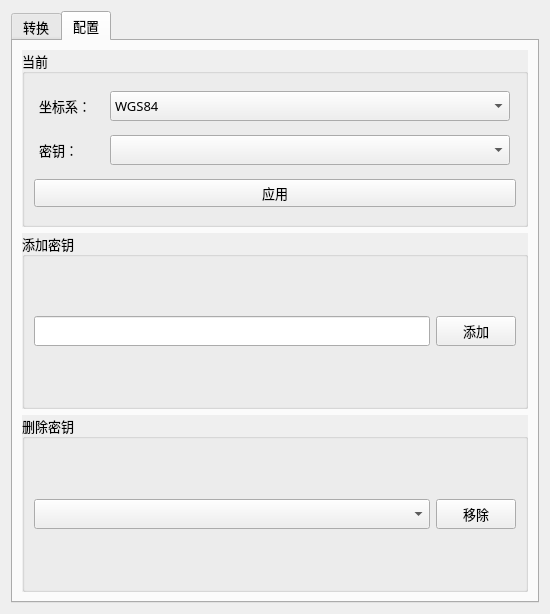
Qt form GeocodeCN_dialog_base.ui (WShihan/GeocodeCN) before a commit.
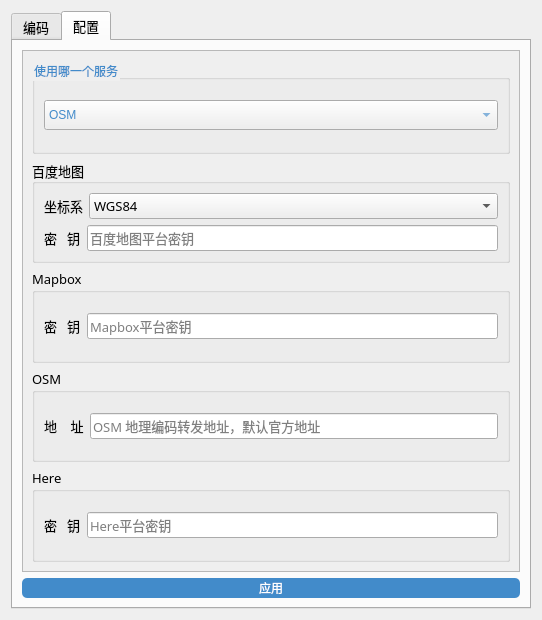
The same form after that commit. The open tabs and pages were chosen to show the change.

Commit message: feat 适配其他地图服务

The edit to the form file:
```diff
--- a/GeocodeCN_dialog_base.ui
+++ b/GeocodeCN_dialog_base.ui
@@ -9,13 +9,13 @@
    <rect>
     <x>0</x>
     <y>0</y>
-    <width>550</width>
-    <height>614</height>
+    <width>542</width>
+    <height>620</height>
    </rect>
   </property>
   <property name="minimumSize">
    <size>
-    <width>550</width>
+    <width>250</width>
     <height>550</height>
    </size>
   </property>
@@ -39,9 +39,9 @@
      </property>
      <widget class="QWidget" name="table_batch">
       <attribute name="title">
-       <string>转换</string>
+       <string>编码</string>
       </attribute>
-      <layout class="QVBoxLayout" name="verticalLayout_3">
+      <layout class="QVBoxLayout" name="verticalLayout_12">
        <item>
         <widget class="QGroupBox" name="gbBatch">
          <property name="autoFillBackground">
@@ -154,7 +154,64 @@
               </property>
               <property name="minimumSize">
                <size>
-                <width>180</width>
+                  <width>140</width>
+                  <height>25</height>
+                 </size>
+                </property>
+                <property name="font">
+                 <font>
+                  <family>.AppleSystemUIFont</family>
+                  <pointsize>12</pointsize>
+                 </font>
+                </property>
+               </widget>
+              </item>
+             </layout>
+            </item>
+            <item>
+             <layout class="QHBoxLayout" name="horizontalLayout_8">
+              <item>
+               <widget class="QLabel" name="lbl_encoding_2">
+                <property name="sizePolicy">
+                 <sizepolicy hsizetype="Maximum" vsizetype="Preferred">
+                  <horstretch>0</horstretch>
+                  <verstretch>0</verstretch>
+                 </sizepolicy>
+                </property>
+                <property name="minimumSize">
+                 <size>
+                  <width>30</width>
+                  <height>20</height>
+                 </size>
+                </property>
+                <property name="font">
+                 <font>
+                  <family>.AppleSystemUIFont</family>
+                  <pointsize>10</pointsize>
+                 </font>
+                </property>
+                <property name="toolTip">
+                 <string>用作地理编码的列</string>
+                </property>
+                <property name="text">
+                 <string>分割符</string>
+                </property>
+                <property name="alignment">
+                 <set>Qt::AlignCenter</set>
+                </property>
+               </widget>
+              </item>
+              <item>
+               <widget class="QComboBox" name="cb_delimiter">
+                <property name="minimumSize">
+                 <size>
+                  <width>60</width>
+                  <height>25</height>
+                 </size>
+                </property>
+                <property name="maximumSize">
+                 <size>
+                  <width>60</width>
                 <height>30</height>
                </size>
               </property>
@@ -164,8 +221,40 @@
                 <pointsize>12</pointsize>
                </font>
               </property>
-             </widget>
-            </item>
+                <property name="currentText">
+                 <string>,</string>
+                </property>
+                <item>
+                 <property name="text">
+                  <string>,</string>
+                 </property>
+                </item>
+                <item>
+                 <property name="text">
+                  <string>;</string>
+                 </property>
+                </item>
+                <item>
+                 <property name="text">
+                  <string>@</string>
+                 </property>
+                </item>
+                <item>
+                 <property name="text">
+                  <string>$</string>
+                 </property>
+                </item>
+                <item>
+                 <property name="text">
+                  <string>#</string>
+                 </property>
+                </item>
+               </widget>
+              </item>
+             </layout>
+            </item>
+            <item>
+             <layout class="QHBoxLayout" name="horizontalLayout_10">
             <item>
              <widget class="QLabel" name="lbl_encoding">
               <property name="sizePolicy">
@@ -476,57 +565,121 @@
       <attribute name="title">
        <string>配置</string>
       </attribute>
-      <layout class="QVBoxLayout" name="verticalLayout_5">
+      <layout class="QVBoxLayout" name="verticalLayout_10">
+       <item>
+        <widget class="QScrollArea" name="scrollArea">
+         <property name="widgetResizable">
+          <bool>true</bool>
+         </property>
+         <widget class="QWidget" name="scrollAreaWidgetContents">
+          <property name="geometry">
+           <rect>
+            <x>0</x>
+            <y>0</y>
+            <width>470</width>
+            <height>509</height>
+           </rect>
+          </property>
+          <layout class="QVBoxLayout" name="verticalLayout_3">
+           <item>
+            <widget class="QGroupBox" name="groupBox_6">
+             <property name="autoFillBackground">
+              <bool>true</bool>
+             </property>
+             <property name="styleSheet">
+              <string notr="true">color:#428bca</string>
+             </property>
+             <property name="title">
+              <string>使用哪一个服务</string>
+             </property>
+             <layout class="QVBoxLayout" name="verticalLayout_11">
+              <item>
+               <layout class="QHBoxLayout" name="horizontalLayout_9">
+                <item>
+                 <widget class="QComboBox" name="cb_service">
+                  <property name="sizePolicy">
+                   <sizepolicy hsizetype="Expanding" vsizetype="Fixed">
+                    <horstretch>0</horstretch>
+                    <verstretch>0</verstretch>
+                   </sizepolicy>
+                  </property>
+                  <property name="minimumSize">
+                   <size>
+                    <width>0</width>
+                    <height>20</height>
+                   </size>
+                  </property>
+                  <property name="maximumSize">
+                   <size>
+                    <width>16777215</width>
+                    <height>30</height>
+                   </size>
+                  </property>
+                  <property name="currentText">
+                   <string>OSM</string>
+                  </property>
+                  <item>
+                   <property name="text">
+                    <string>OSM</string>
+                   </property>
+                  </item>
+                  <item>
+                   <property name="text">
+                    <string>百度地图</string>
+                   </property>
+                  </item>
+                  <item>
+                   <property name="text">
+                    <string>Mapbox</string>
+                   </property>
+                  </item>
+                  <item>
+                   <property name="text">
+                    <string>Here</string>
+                   </property>
+                  </item>
+                 </widget>
+                </item>
+               </layout>
+              </item>
+             </layout>
+            </widget>
+           </item>
        <item>
         <widget class="QGroupBox" name="groupBox_2">
          <property name="autoFillBackground">
           <bool>true</bool>
          </property>
          <property name="title">
-          <string>当前</string>
+              <string>百度地图</string>
          </property>
          <layout class="QVBoxLayout" name="verticalLayout_6">
           <item>
            <layout class="QHBoxLayout" name="horizontalLayout_7">
             <item>
-             <widget class="QLabel" name="label_crs_config">
-              <property name="minimumSize">
-               <size>
-                <width>30</width>
-                <height>20</height>
-               </size>
-              </property>
-              <property name="maximumSize">
-               <size>
-                <width>60</width>
-                <height>40</height>
-               </size>
-              </property>
-              <property name="font">
-               <font>
-                <family>黑体</family>
-                <pointsize>10</pointsize>
-               </font>
-              </property>
-              <property name="toolTip">
-               <string>用作地理编码的列</string>
-              </property>
+                 <widget class="QLabel" name="label_6">
               <property name="text">
-               <string>坐标系：</string>
+                   <string>坐标系</string>
               </property>
              </widget>
             </item>
             <item>
              <widget class="QComboBox" name="cb_crs">
+                  <property name="sizePolicy">
+                   <sizepolicy hsizetype="Expanding" vsizetype="Fixed">
+                    <horstretch>0</horstretch>
+                    <verstretch>0</verstretch>
+                   </sizepolicy>
+                  </property>
               <property name="minimumSize">
                <size>
-                <width>120</width>
+                    <width>0</width>
                 <height>20</height>
                </size>
               </property>
               <property name="maximumSize">
                <size>
-                <width>400</width>
+                    <width>16777215</width>
                 <height>30</height>
                </size>
               </property>
@@ -552,110 +705,55 @@
           <item>
            <layout class="QHBoxLayout" name="horizontalLayout_6">
             <item>
-             <widget class="QLabel" name="label_ak_config">
-              <property name="minimumSize">
-               <size>
-                <width>30</width>
-                <height>20</height>
-               </size>
-              </property>
-              <property name="maximumSize">
-               <size>
-                <width>60</width>
-                <height>40</height>
-               </size>
-              </property>
-              <property name="font">
-               <font>
-                <family>黑体</family>
-                <pointsize>10</pointsize>
-               </font>
-              </property>
-              <property name="toolTip">
-               <string>用作地理编码的列</string>
-              </property>
+                 <widget class="QLabel" name="label_3">
               <property name="text">
-               <string>密钥：</string>
+                   <string>密   钥</string>
               </property>
              </widget>
             </item>
             <item>
-             <widget class="QComboBox" name="cb_ak">
+                 <widget class="QLineEdit" name="le_key_baidu">
               <property name="minimumSize">
                <size>
-                <width>80</width>
-                <height>20</height>
-               </size>
-              </property>
-              <property name="maximumSize">
-               <size>
-                <width>400</width>
-                <height>30</height>
-               </size>
+                    <width>0</width>
+                    <height>25</height>
+                   </size>
+                  </property>
+                  <property name="placeholderText">
+                   <string>百度地图平台密钥</string>
               </property>
              </widget>
             </item>
            </layout>
           </item>
-          <item>
-           <widget class="QPushButton" name="btn_apply">
-            <property name="sizePolicy">
-             <sizepolicy hsizetype="Preferred" vsizetype="Fixed">
-              <horstretch>0</horstretch>
-              <verstretch>0</verstretch>
-             </sizepolicy>
-            </property>
-            <property name="text">
-             <string>应用</string>
-            </property>
-           </widget>
-          </item>
          </layout>
         </widget>
        </item>
        <item>
-        <widget class="QGroupBox" name="gb_akMsg">
-         <property name="autoFillBackground">
-          <bool>true</bool>
-         </property>
+            <widget class="QGroupBox" name="gb_OSM">
          <property name="title">
-          <string>添加密钥</string>
-         </property>
-         <layout class="QHBoxLayout" name="horizontalLayout_9">
+              <string>Mapbox</string>
+             </property>
+             <layout class="QVBoxLayout" name="verticalLayout_5">
           <item>
-           <layout class="QHBoxLayout" name="horizontalLayout_8">
+               <layout class="QHBoxLayout" name="horizontalLayout">
             <item>
-             <widget class="QLineEdit" name="le_addAk">
-              <property name="sizePolicy">
-               <sizepolicy hsizetype="Preferred" vsizetype="Fixed">
-                <horstretch>0</horstretch>
-                <verstretch>0</verstretch>
-               </sizepolicy>
-              </property>
-              <property name="minimumSize">
-               <size>
-                <width>160</width>
-                <height>30</height>
-               </size>
-              </property>
-              <property name="maximumSize">
-               <size>
-                <width>600</width>
-                <height>30</height>
-               </size>
-              </property>
+                 <widget class="QLabel" name="label_2">
+                  <property name="text">
+                   <string>密   钥</string>
+                  </property>
              </widget>
             </item>
             <item>
-             <widget class="QPushButton" name="btn_addAk">
-              <property name="maximumSize">
+                 <widget class="QLineEdit" name="le_key_mapbox">
+                  <property name="minimumSize">
                <size>
-                <width>80</width>
-                <height>30</height>
-               </size>
-              </property>
-              <property name="text">
-               <string>添加</string>
+                    <width>0</width>
+                    <height>25</height>
+                   </size>
+                  </property>
+                  <property name="placeholderText">
+                   <string>Mapbox平台密钥</string>
               </property>
              </widget>
             </item>
@@ -665,48 +763,100 @@
         </widget>
        </item>
        <item>
-        <widget class="QGroupBox" name="gb_akMsg_2">
-         <property name="autoFillBackground">
-          <bool>true</bool>
-         </property>
+            <widget class="QGroupBox" name="groupBox_3">
          <property name="title">
-          <string>删除密钥</string>
-         </property>
+              <string>OSM</string>
+             </property>
+             <layout class="QVBoxLayout" name="verticalLayout_8">
+              <item>
          <layout class="QHBoxLayout" name="horizontalLayout_11">
           <item>
-           <layout class="QHBoxLayout" name="horizontalLayout_10">
+                 <widget class="QLabel" name="label_4">
+                  <property name="text">
+                   <string>地    址</string>
+                  </property>
+                 </widget>
+                </item>
             <item>
-             <widget class="QComboBox" name="cb_ak_mgr">
+                 <widget class="QLineEdit" name="le_proxy_osm">
               <property name="minimumSize">
                <size>
-                <width>160</width>
+                    <width>0</width>
+                    <height>25</height>
+                   </size>
+                  </property>
+                  <property name="toolTip">
+                   <string>可指定代理地址</string>
+                  </property>
+                  <property name="placeholderText">
+                   <string>OSM 地理编码转发地址，默认官方地址</string>
+                  </property>
+                 </widget>
+                </item>
+               </layout>
+              </item>
+             </layout>
+            </widget>
+           </item>
+           <item>
+            <widget class="QGroupBox" name="groupBox_4">
+             <property name="title">
+              <string>Here</string>
+             </property>
+             <layout class="QVBoxLayout" name="verticalLayout_9">
+              <item>
+               <layout class="QHBoxLayout" name="horizontalLayout_13">
+                <item>
+                 <widget class="QLabel" name="label_5">
+                  <property name="text">
+                   <string>密   钥</string>
+                  </property>
+                 </widget>
+                </item>
+                <item>
+                 <widget class="QLineEdit" name="le_key_here">
+                  <property name="minimumSize">
+                   <size>
+                    <width>0</width>
+                    <height>25</height>
+                   </size>
+                  </property>
+                  <property name="placeholderText">
+                   <string>Here平台密钥</string>
+                  </property>
+                 </widget>
+                </item>
+               </layout>
+              </item>
+             </layout>
+            </widget>
+           </item>
+          </layout>
+         </widget>
+        </widget>
+       </item>
+       <item>
+        <widget class="QPushButton" name="btn_apply">
+         <property name="sizePolicy">
+          <sizepolicy hsizetype="Preferred" vsizetype="Fixed">
+           <horstretch>0</horstretch>
+           <verstretch>0</verstretch>
+          </sizepolicy>
+         </property>
+         <property name="minimumSize">
+          <size>
+           <width>0</width>
                 <height>20</height>
                </size>
               </property>
-              <property name="maximumSize">
-               <size>
-                <width>600</width>
-                <height>30</height>
-               </size>
-              </property>
-             </widget>
-            </item>
-            <item>
-             <widget class="QPushButton" name="btn_removeAk">
-              <property name="maximumSize">
-               <size>
-                <width>80</width>
-                <height>30</height>
-               </size>
+         <property name="styleSheet">
+          <string notr="true">color: #fff;
+background:#428bca;
+border-radius: 5%;</string>
               </property>
               <property name="text">
-               <string>移除</string>
-              </property>
-             </widget>
-            </item>
-           </layout>
-          </item>
-         </layout>
+          <string>应用</string>
+         </property>
         </widget>
        </item>
       </layout>
```
Left out of the diff: 75 changed lines with no effect on the pictures. Lines whose indentation alone changed are shown as unchanged. The commit also changes 5 other files.
